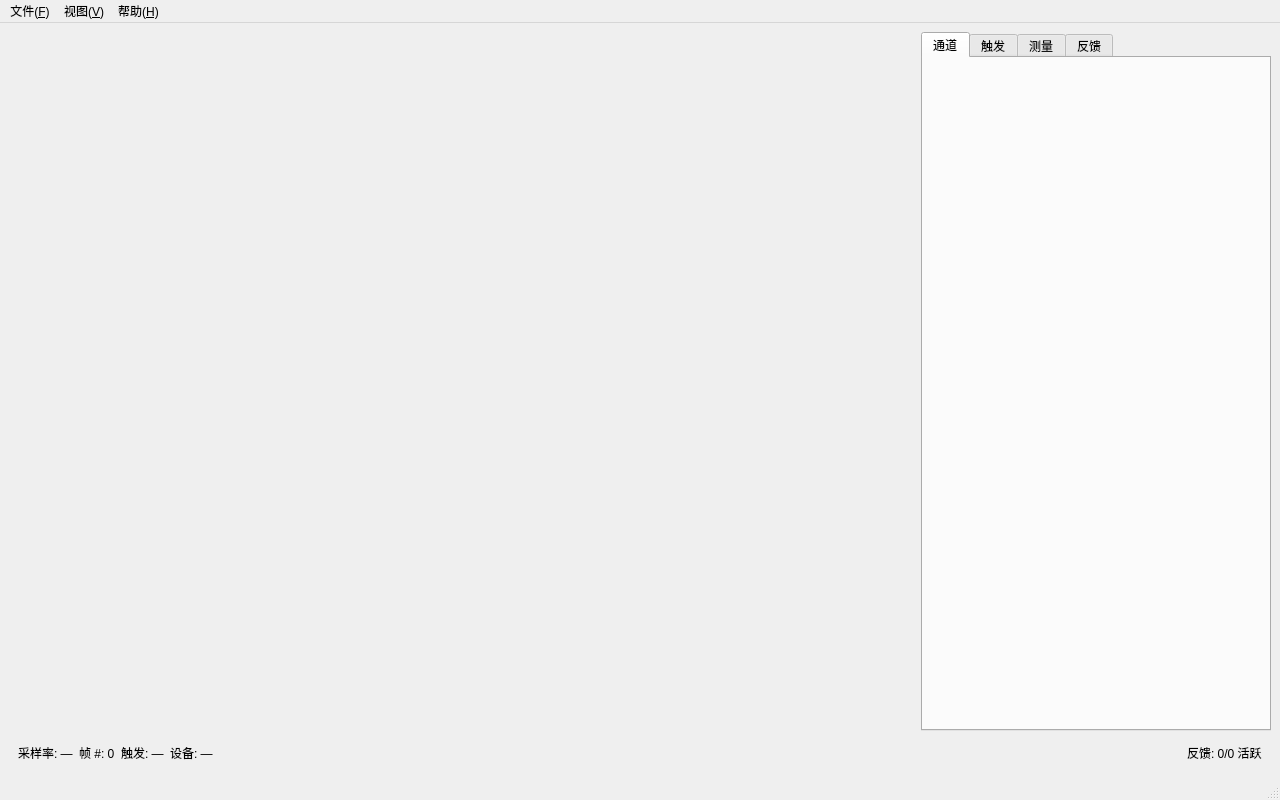
First picture: the form in scope/ui/main_window.ui, repository Carrollxiang/ART_Oscilloscope-, before the edit.
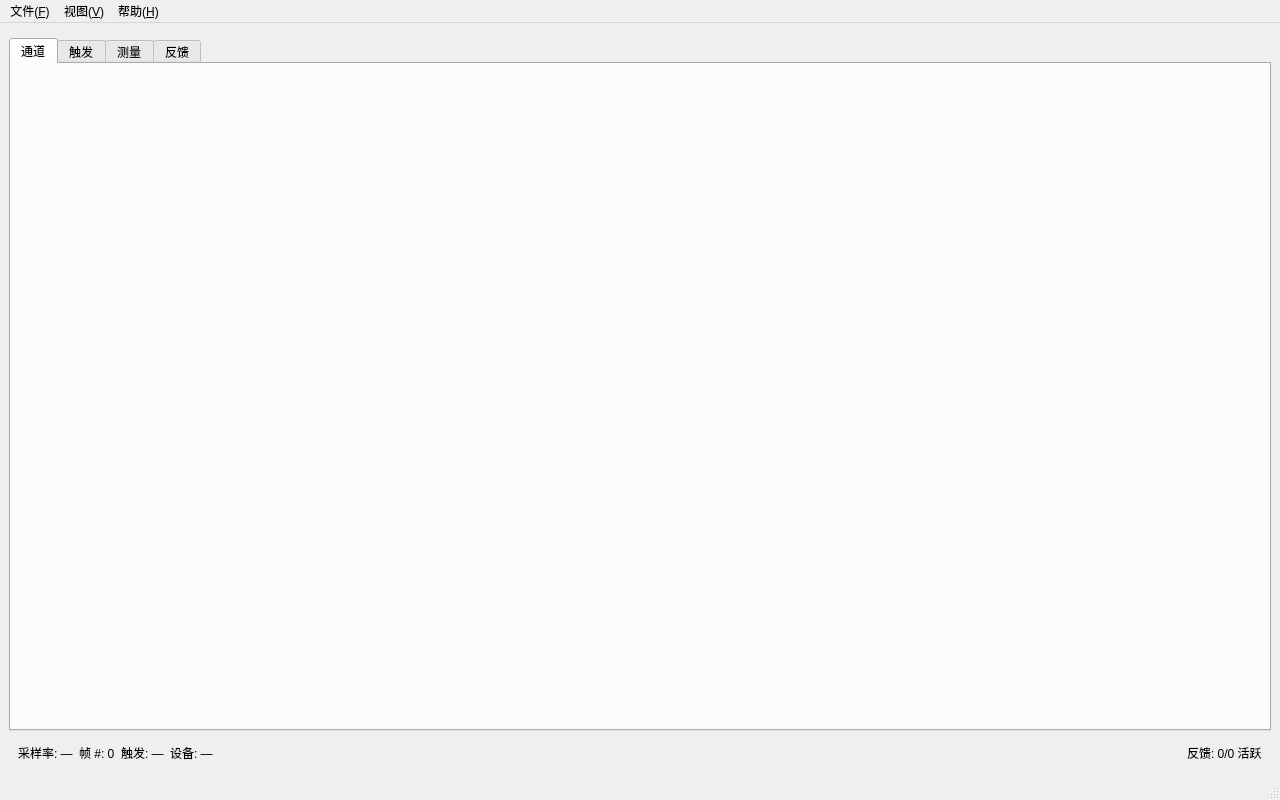
Second picture: the form after the edit.

Commit message:
feat: UI 上下布局 + 动态测量面板
布局变更:
- 从左右 (波形 | 配置Tab) 改为上下 (波形上 v.stretch=3 | 配置Tab下 v.stretch=1)
- 波形区域更大, 配置面板在底部

测量面板重构:
- 从固定表格改为动态增删行, 每行独立选择 [通道] + [测量项]
- 支持运行时任意添加/删除, 不同时间可关注不同物理量
- 默认 4 行: CH1 Vpp, CH1 Freq, CH2 Vpp, CH2 Freq
- 每行实时显示值, 支持科学计数法自动格式化

Patch:
```diff
--- a/scope/ui/main_window.ui
+++ b/scope/ui/main_window.ui
@@ -60,23 +60,14 @@
   <!-- ─── Central Widget ─── -->
   <widget class="QWidget" name="centralwidget">
    <layout class="QVBoxLayout" name="centralLayout">
-    <item>
-     <layout class="QHBoxLayout" name="mainArea">
-      <!-- 波形视图占位 (运行时替换为 pyqtgraph PlotWidget) -->
-      <item>
-       <widget class="QWidget" name="waveformContainer" native="true"/>
+    <!-- 上: 波形区 (占大部分空间) -->
+    <item stretch="3">
+     <widget class="QWidget" name="waveformContainer" native="true"/>
+    </item>
 
-      </item>
-
-      <!-- 右侧面板: QTabWidget -->
-      <item>
-       <widget class="QTabWidget" name="sideTabs">
-        <property name="minimumSize">
-         <size><width>280</width><height>0</height></size>
-        </property>
-        <property name="maximumSize">
-         <size><width>350</width><height>16777215</height></size>
-        </property>
+    <!-- 下: 配置面板 (QTabWidget) -->
+    <item stretch="1">
+     <widget class="QTabWidget" name="bottomTabs">
 
         <!-- Tab 0: 通道 -->
         <widget class="QWidget" name="tabChannels">
@@ -207,8 +198,6 @@
         </widget>
        </widget>
       </item>
-     </layout>
-    </item>
 
     <!-- 底部测量条 -->
     <item>
```
The commit also changes 2 other files.
